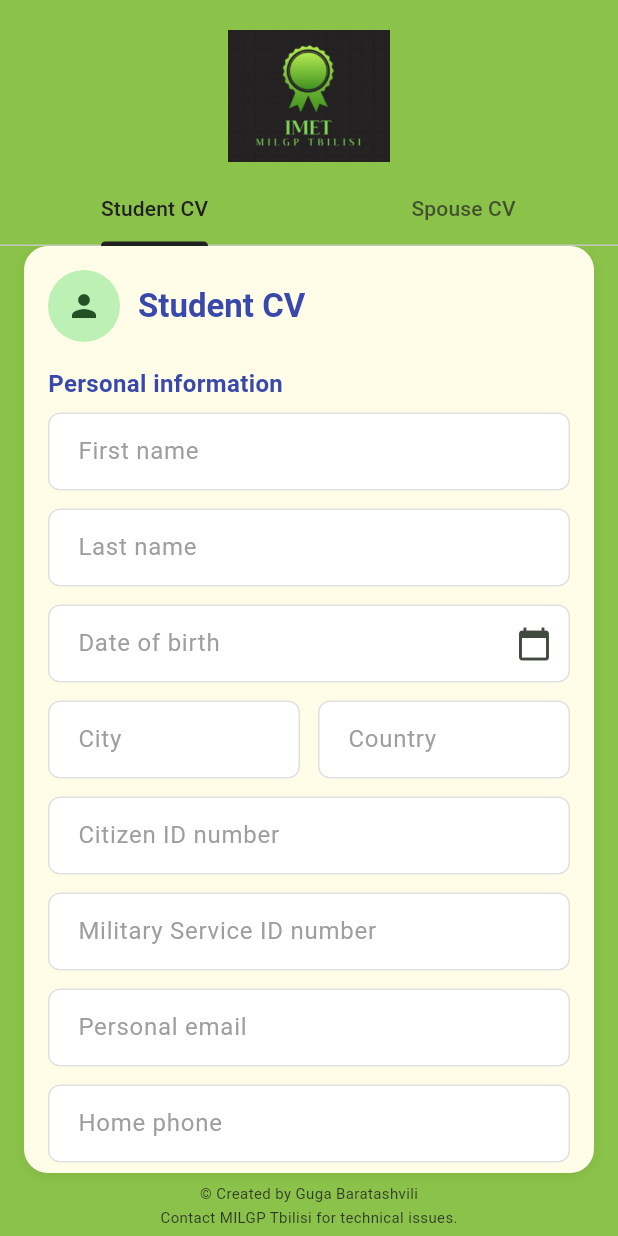
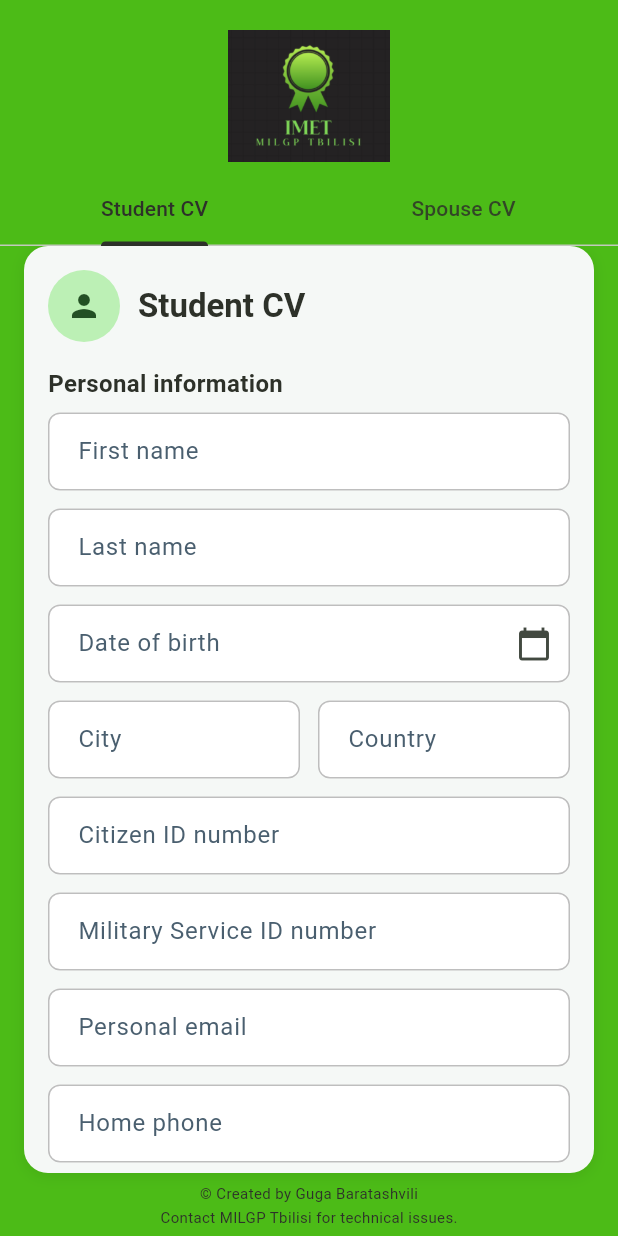
Before and after one commit to GugaBaratashvili/CV, a Flutter app: the screen it shows after launch, after a tap on "OK", on a phone screen of 412 x 824 dp. Run offline on Flutter 3.47's test engine with Material 3 defaults, Android fonts, the phone set to English and light mode, and no system bars; our stand-ins replace pdf; missing offline and left inert: dart:html, dart:js_util, mailer.

Commit message:
UI: Slate color palette, darker text contrast, background #4CBB17
Made-with: Cursor

```diff
--- a/lib/main.dart
+++ b/lib/main.dart
@@ -18,26 +18,37 @@ class CvApp extends StatelessWidget {
       themeMode: ThemeMode.system,
       theme: ThemeData(
         useMaterial3: true,
-        colorScheme: ColorScheme.fromSeed(seedColor: const Color(0xFF4CAF50)),
-        scaffoldBackgroundColor: const Color(0xFF8BC34A), // Bright lime green
+        colorScheme: ColorScheme.fromSeed(seedColor: const Color(0xFF4DBE55)),
+        scaffoldBackgroundColor: const Color(0xFF4CBB17),
+        textTheme: const TextTheme(
+          bodyLarge: TextStyle(color: Color(0xFF2D3129)),
+          bodyMedium: TextStyle(color: Color(0xFF2D3129)),
+          bodySmall: TextStyle(color: Color(0xFF2D3129)),
+          titleLarge: TextStyle(color: Color(0xFF2D3129)),
+          titleMedium: TextStyle(color: Color(0xFF2D3129)),
+          titleSmall: TextStyle(color: Color(0xFF2D3129)),
+          labelLarge: TextStyle(color: Color(0xFF2D3129)),
+        ),
         inputDecorationTheme: InputDecorationTheme(
           filled: true,
           fillColor: Colors.white,
           border: OutlineInputBorder(borderRadius: BorderRadius.circular(8)),
           enabledBorder: OutlineInputBorder(
             borderRadius: BorderRadius.circular(8),
-            borderSide: const BorderSide(color: Color(0xFFE0E0E0)),
+            borderSide: const BorderSide(color: Color(0xFFBEBEBE)),
           ),
           focusedBorder: OutlineInputBorder(
             borderRadius: BorderRadius.circular(8),
-            borderSide: const BorderSide(color: Color(0xFF4CAF50), width: 1.5),
+            borderSide: const BorderSide(color: Color(0xFF4DBE55), width: 1.5),
           ),
           errorBorder: OutlineInputBorder(
             borderRadius: BorderRadius.circular(8),
             borderSide: const BorderSide(color: Colors.red),
           ),
           contentPadding: const EdgeInsets.symmetric(horizontal: 16, vertical: 14),
-          labelStyle: const TextStyle(color: Color(0xFF9E9E9E)),
+          labelStyle: const TextStyle(color: Color(0xFF4A5F6F)),
+          hintStyle: const TextStyle(color: Color(0xFF4A5F6F)),
+          floatingLabelStyle: const TextStyle(color: Color(0xFF2D3129)),
         ),
       ),
       darkTheme: ThemeData(
--- a/lib/screens/home_screen.dart
+++ b/lib/screens/home_screen.dart
@@ -2,17 +2,20 @@ import 'package:flutter/material.dart';
 import '../widgets/cv_form.dart';
 import '../widgets/family_cv_form.dart';
 
-/// Bright lime green background (matches reference UI).
-const Color _kScaffoldGreen = Color(0xFF8BC34A);
+/// Main background color.
+const Color _kScaffoldGreen = Color(0xFF4CBB17);
 
-/// Light cream / pale yellow form container.
-const Color _kFormContainerCream = Color(0xFFFFFDE7);
+/// Slate: light panel (off-white / very light gray).
+const Color _kFormContainerCream = Color(0xFFF5F8F6);
 
-/// Dark color similar to logo background (for tab text).
-const Color _kLogoBackgroundDark = Color(0xFF212121);
+/// Dark text for contrast – tab text, footer, body text.
+const Color _kLogoBackgroundDark = Color(0xFF2D3129);
 
-/// Dark purple / indigo for headings (matches form section labels).
-const Color _kHeadingPurple = Color(0xFF3949AB);
+/// Dark text for section headings.
+const Color _kHeadingPurple = Color(0xFF2D3129);
+
+/// Slate: Medium Vibrant Green – primary buttons.
+const Color _kAccentGreen = Color(0xFF4DBE55);
 
 /// Shows the welcome / user agreement dialog (app color scheme).
 void _showWelcomeDialog(BuildContext context) {
@@ -55,8 +58,8 @@ void _showWelcomeDialog(BuildContext context) {
               child: FilledButton(
                 onPressed: () => Navigator.of(context).pop(),
                 style: FilledButton.styleFrom(
-                  backgroundColor: _kScaffoldGreen,
-                  foregroundColor: _kLogoBackgroundDark,
+                  backgroundColor: _kAccentGreen,
+                  foregroundColor: Colors.white,
                   padding: const EdgeInsets.symmetric(vertical: 14),
                   shape: RoundedRectangleBorder(
                     borderRadius: BorderRadius.circular(8),
@@ -114,7 +117,7 @@ class _HomeScreenState extends State<HomeScreen> {
           ),
           bottom: TabBar(
             labelColor: _kLogoBackgroundDark,
-            unselectedLabelColor: _kLogoBackgroundDark.withValues(alpha: 0.7),
+            unselectedLabelColor: _kLogoBackgroundDark.withValues(alpha: 0.85),
             indicatorColor: _kLogoBackgroundDark,
             tabs: const [
               Tab(text: 'Student CV'),
@@ -154,17 +157,17 @@ class _HomeScreenState extends State<HomeScreen> {
                     children: [
                       Text(
                         '© Created by Guga Baratashvili',
-                        style: TextStyle(
+                        style: const TextStyle(
                           fontSize: 10,
-                          color: _kLogoBackgroundDark.withValues(alpha: 0.85),
+                          color: _kLogoBackgroundDark,
                         ),
                       ),
                       const SizedBox(height: 2),
-                      Text(
+                      const Text(
                         'Contact MILGP Tbilisi for technical issues.',
                         style: TextStyle(
                           fontSize: 10,
-                          color: _kLogoBackgroundDark.withValues(alpha: 0.85),
+                          color: _kLogoBackgroundDark,
                         ),
                       ),
                     ],
--- a/lib/widgets/cv_form.dart
+++ b/lib/widgets/cv_form.dart
@@ -738,7 +738,7 @@ class _CvFormState extends State<CvForm> {
                   'Student CV',
                   style: Theme.of(context).textTheme.titleLarge?.copyWith(
                     fontWeight: FontWeight.bold,
-                    color: const Color(0xFF3949AB),
+                    color: const Color(0xFF2D3129),
                   ),
                 ),
               ],
@@ -1125,7 +1125,7 @@ class _CvFormState extends State<CvForm> {
       style: const TextStyle(
         fontSize: 16,
         fontWeight: FontWeight.bold,
-        color: Color(0xFF3949AB), // Dark purple / indigo section labels
+        color: Color(0xFF2D3129), // Dark text for contrast
       ),
     );
   }
--- a/lib/widgets/family_cv_form.dart
+++ b/lib/widgets/family_cv_form.dart
@@ -352,7 +352,7 @@ class _FamilyCvFormState extends State<FamilyCvForm> {
                   'Spouse CV',
                   style: Theme.of(context).textTheme.titleLarge?.copyWith(
                     fontWeight: FontWeight.bold,
-                    color: const Color(0xFF3949AB),
+                    color: const Color(0xFF2D3129),
                   ),
                 ),
               ],
@@ -488,7 +488,7 @@ class _FamilyCvFormState extends State<FamilyCvForm> {
       style: const TextStyle(
         fontSize: 16,
         fontWeight: FontWeight.bold,
-        color: Color(0xFF3949AB), // Dark purple / indigo section labels
+        color: Color(0xFF2D3129), // Dark text for contrast
       ),
     );
   }
```
Also changed, not shown: 1 other file.
